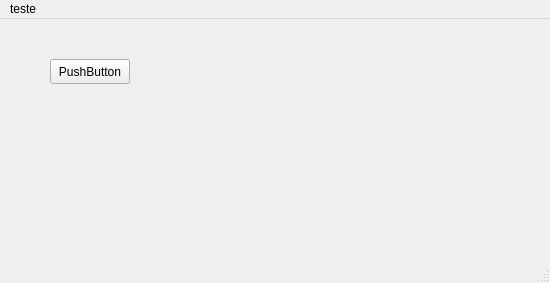
Above: form.ui from Felipebros/CSV_Manager before the change. Below: the same form after it.
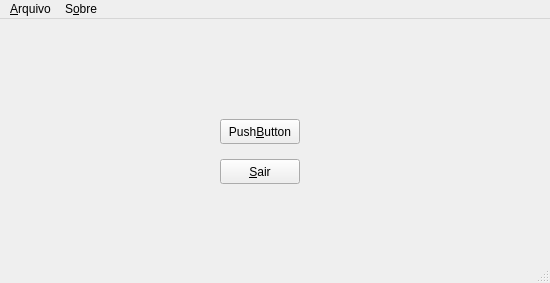
That is the form after the change.

Commit message: feat: added buttons and actions

The edit to the form file:
```diff
--- a/form.ui
+++ b/form.ui
@@ -17,14 +17,33 @@
    <widget class="QPushButton" name="pushButton">
     <property name="geometry">
      <rect>
-      <x>50</x>
-      <y>40</y>
+      <x>220</x>
+      <y>100</y>
       <width>80</width>
       <height>25</height>
      </rect>
     </property>
+    <property name="sizePolicy">
+     <sizepolicy hsizetype="Minimum" vsizetype="Fixed">
+      <horstretch>0</horstretch>
+      <verstretch>0</verstretch>
+     </sizepolicy>
+    </property>
     <property name="text">
-     <string>PushButton</string>
+     <string>Push&amp;Button</string>
+    </property>
+   </widget>
+   <widget class="QPushButton" name="btn_sair">
+    <property name="geometry">
+     <rect>
+      <x>220</x>
+      <y>140</y>
+      <width>80</width>
+      <height>25</height>
+     </rect>
+    </property>
+    <property name="text">
+     <string>&amp;Sair</string>
     </property>
    </widget>
   </widget>
@@ -39,10 +58,17 @@
    </property>
    <widget class="QMenu" name="menuteste">
     <property name="title">
-     <string>teste</string>
+     <string>&amp;Arquivo</string>
+    </property>
+    <addaction name="action_Sair"/>
+   </widget>
+   <widget class="QMenu" name="menu_Sobre">
+    <property name="title">
+     <string>S&amp;obre</string>
     </property>
    </widget>
    <addaction name="menuteste"/>
+   <addaction name="menu_Sobre"/>
   </widget>
   <widget class="QStatusBar" name="statusbar"/>
  </widget>
```
Left out of the diff: 5 changed lines with no effect on the pictures. The commit also changes 1 other file.
